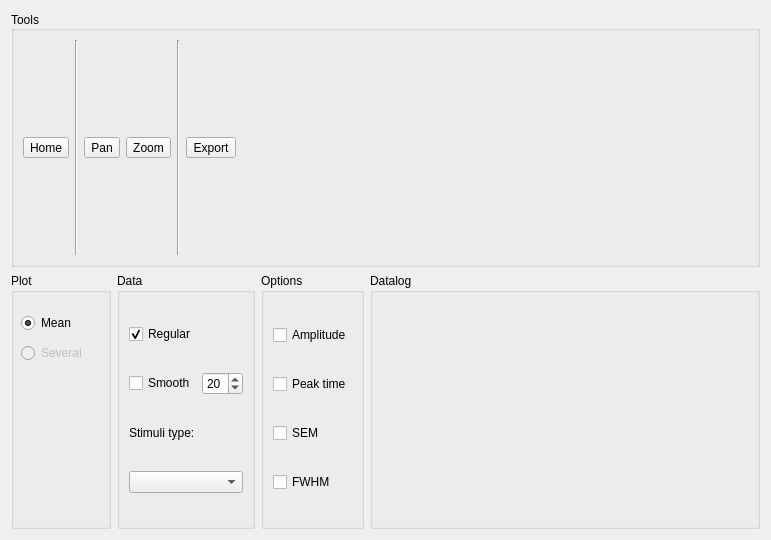
pfechd/jabe, file src/ui/custom_plot.ui: the form before one commit.
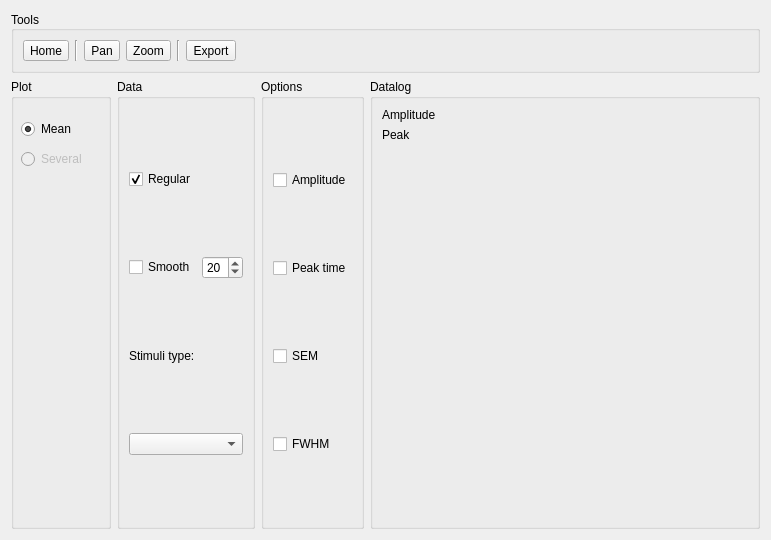
The form after the commit.

Commit message: Add labels to peak and amplitude

Patch:
```diff
--- a/src/ui/custom_plot.ui
+++ b/src/ui/custom_plot.ui
@@ -280,6 +280,45 @@
        </property>
        <layout class="QVBoxLayout" name="verticalLayout">
         <item>
+         <layout class="QHBoxLayout" name="horizontalLayout_5">
+          <item>
+           <layout class="QVBoxLayout" name="verticalLayout_3">
+            <item>
+             <widget class="QLabel" name="amp_label">
+              <property name="enabled">
+               <bool>true</bool>
+              </property>
+              <property name="text">
+               <string>Amplitude</string>
+              </property>
+             </widget>
+            </item>
+            <item>
+             <widget class="QLabel" name="peak_label">
+              <property name="enabled">
+               <bool>true</bool>
+              </property>
+              <property name="text">
+               <string>Peak</string>
+              </property>
+             </widget>
+            </item>
+            <item>
+             <spacer name="verticalSpacer">
+              <property name="orientation">
+               <enum>Qt::Vertical</enum>
+              </property>
+              <property name="sizeHint" stdset="0">
+               <size>
+                <width>20</width>
+                <height>40</height>
+               </size>
+              </property>
+             </spacer>
+            </item>
+           </layout>
+          </item>
+          <item>
          <spacer name="horizontalSpacer">
           <property name="orientation">
            <enum>Qt::Horizontal</enum>
@@ -291,6 +330,8 @@
            </size>
           </property>
          </spacer>
+          </item>
+         </layout>
         </item>
        </layout>
       </widget>
```
Lines whose indentation alone changed are shown as unchanged. The commit also changes 1 other file.
